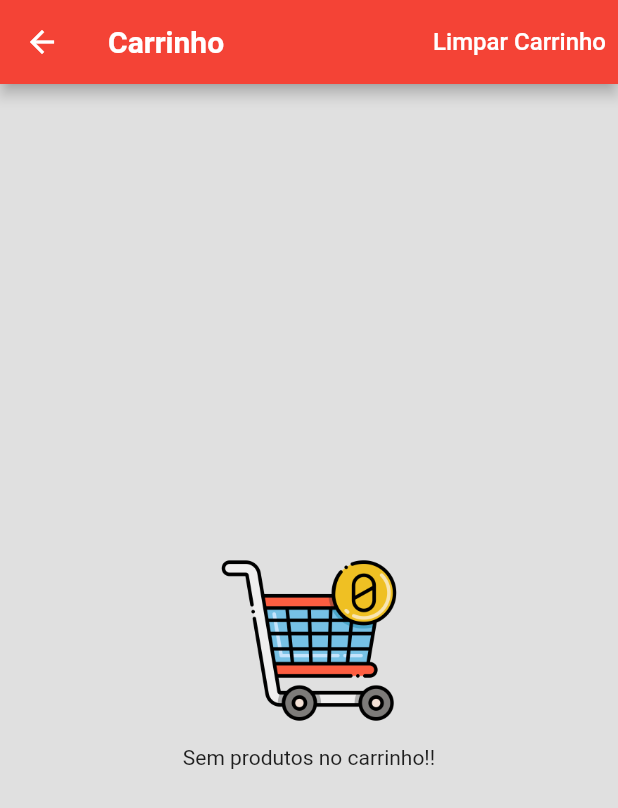
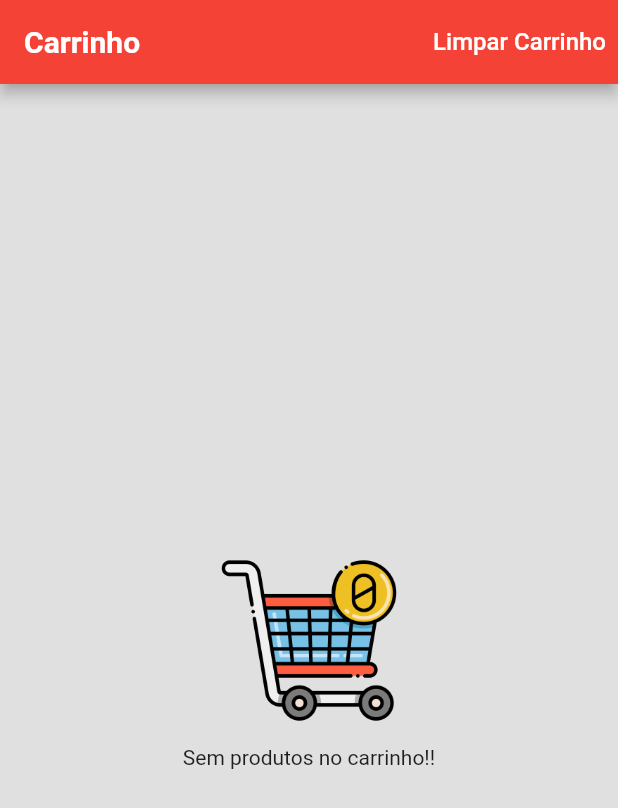
Before and after one commit to Kevin-Sarges/app-loja-online, a Flutter app: the CartScreen screen opened directly, on a phone screen of 412 x 824 dp. Shown: the top 808 px of the screen. Run offline on Flutter 3.47's test engine with Material 2 defaults, Android fonts, the phone set to English and light mode, and no system bars; our stand-ins replace cloud_firestore, dio, firebase_auth, firebase_core, flutter_bloc, get_it and 5 more; accounts and stored records are empty; network calls fail.

Commit message:
corrigindo bug

```diff
--- a/lib/app/presenter/view/cart/screen/cart_screen.dart
+++ b/lib/app/presenter/view/cart/screen/cart_screen.dart
@@ -27,6 +27,7 @@ class _CartScreenState extends State<CartScreen> {
   Widget build(BuildContext context) {
     return Scaffold(
       appBar: AppBar(
+        automaticallyImplyLeading: false,
         actions: [
           TextButton(
             onPressed: () {
@@ -131,7 +132,7 @@ class _CartScreenState extends State<CartScreen> {
                               style: TextStyle(fontSize: 16),
                             ),
                             style: ElevatedButton.styleFrom(
-                              primary: Colors.green[400],
+                              backgroundColor: Colors.green[400],
                               padding: const EdgeInsets.symmetric(
                                 horizontal: 18,
                                 vertical: 12,
--- a/lib/app/presenter/view/list_products/screen/list_products_screen.dart
+++ b/lib/app/presenter/view/list_products/screen/list_products_screen.dart
@@ -26,12 +26,14 @@ class _ListProductsScreenState extends State<ListProductsScreen> {
   Widget build(BuildContext context) {
     return Scaffold(
       appBar: AppBar(
+        automaticallyImplyLeading: false,
         title: const Text(
           'Produtos',
           style: TextStyle(
             fontWeight: FontWeight.bold,
           ),
         ),
+        actions: null,
         backgroundColor: Colors.red,
       ),
       backgroundColor: Colors.grey[300],
```
Also changed, not shown: lib/app/data/services/auth/google_auth_service.dart (+1 -6 lines), lib/app/presenter/view/login/controller_login/login_controller.dart (+5 -2 lines).
